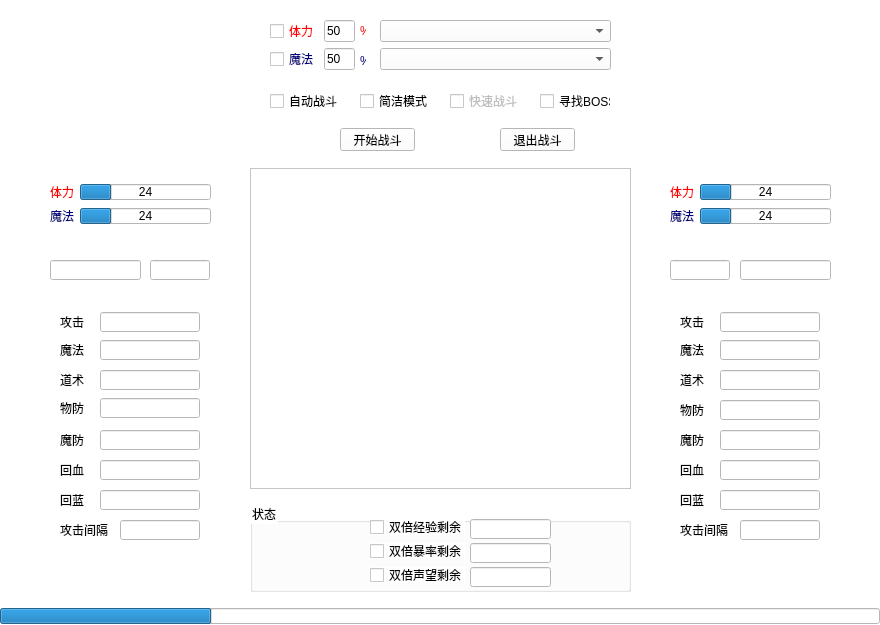
First picture: the form in code/mirror/fight_fight.ui, repository simon0xia/mirror, before the edit.
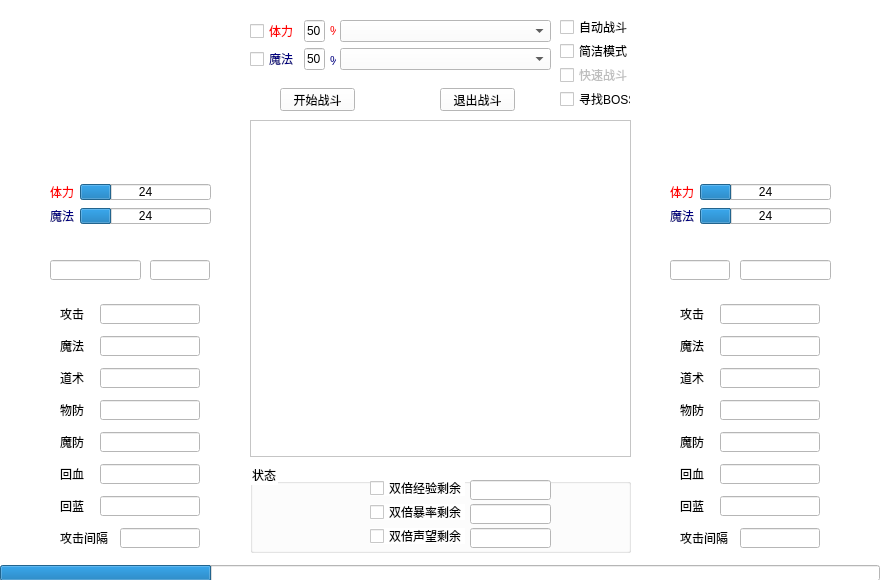
Second picture: the form after the edit. Icons and pictures are not drawn.

The edit to the form file:
```diff
--- a/code/mirror/fight_fight.ui
+++ b/code/mirror/fight_fight.ui
@@ -7,7 +7,7 @@
     <x>0</x>
     <y>0</y>
     <width>880</width>
-    <height>625</height>
+    <height>580</height>
    </rect>
   </property>
   <property name="windowTitle">
@@ -20,17 +20,17 @@
    <property name="geometry">
     <rect>
      <x>250</x>
-     <y>168</y>
+     <y>120</y>
      <width>381</width>
-     <height>321</height>
+     <height>337</height>
     </rect>
    </property>
   </widget>
   <widget class="QPushButton" name="btn_quit">
    <property name="geometry">
     <rect>
-     <x>500</x>
-     <y>128</y>
+     <x>440</x>
+     <y>88</y>
      <width>75</width>
      <height>23</height>
     </rect>
@@ -42,8 +42,8 @@
   <widget class="QPushButton" name="btn_start">
    <property name="geometry">
     <rect>
-     <x>340</x>
-     <y>128</y>
+     <x>280</x>
+     <y>88</y>
      <width>75</width>
      <height>23</height>
     </rect>
@@ -55,8 +55,8 @@
   <widget class="QCheckBox" name="checkBox_auto">
    <property name="geometry">
     <rect>
-     <x>270</x>
-     <y>90</y>
+     <x>560</x>
+     <y>16</y>
      <width>71</width>
      <height>22</height>
     </rect>
@@ -68,7 +68,7 @@
   <widget class="QCheckBox" name="checkBox_hp">
    <property name="geometry">
     <rect>
-     <x>270</x>
+     <x>250</x>
      <y>20</y>
      <width>51</width>
      <height>22</height>
@@ -84,7 +84,7 @@
   <widget class="QCheckBox" name="checkBox_mp">
    <property name="geometry">
     <rect>
-     <x>270</x>
+     <x>250</x>
      <y>48</y>
      <width>51</width>
      <height>22</height>
@@ -100,9 +100,9 @@
   <widget class="QComboBox" name="comboBox_hp">
    <property name="geometry">
     <rect>
-     <x>380</x>
+     <x>340</x>
      <y>20</y>
-     <width>231</width>
+     <width>211</width>
      <height>22</height>
     </rect>
    </property>
@@ -110,9 +110,9 @@
   <widget class="QComboBox" name="comboBox_mp">
    <property name="geometry">
     <rect>
-     <x>380</x>
+     <x>340</x>
      <y>48</y>
-     <width>231</width>
+     <width>211</width>
      <height>22</height>
     </rect>
    </property>
@@ -120,8 +120,8 @@
   <widget class="QCheckBox" name="checkBox_concise">
    <property name="geometry">
     <rect>
-     <x>360</x>
-     <y>90</y>
+     <x>560</x>
+     <y>40</y>
      <width>71</width>
      <height>22</height>
     </rect>
@@ -136,8 +136,8 @@
    </property>
    <property name="geometry">
     <rect>
-     <x>450</x>
-     <y>90</y>
+     <x>560</x>
+     <y>64</y>
      <width>71</width>
      <height>22</height>
     </rect>
@@ -213,9 +213,9 @@
   <widget class="QLineEdit" name="edit_hp">
    <property name="geometry">
     <rect>
-     <x>324</x>
+     <x>304</x>
      <y>20</y>
-     <width>31</width>
+     <width>21</width>
      <height>22</height>
     </rect>
    </property>
@@ -232,9 +232,9 @@
   <widget class="QLineEdit" name="edit_mp">
    <property name="geometry">
     <rect>
-     <x>324</x>
+     <x>304</x>
      <y>48</y>
-     <width>31</width>
+     <width>21</width>
      <height>22</height>
     </rect>
    </property>
@@ -275,7 +275,7 @@
    <property name="geometry">
     <rect>
      <x>100</x>
-     <y>312</y>
+     <y>304</y>
      <width>100</width>
      <height>20</height>
     </rect>
@@ -288,7 +288,7 @@
    <property name="geometry">
     <rect>
      <x>60</x>
-     <y>312</y>
+     <y>304</y>
      <width>24</width>
      <height>20</height>
     </rect>
@@ -301,7 +301,7 @@
    <property name="geometry">
     <rect>
      <x>60</x>
-     <y>340</y>
+     <y>336</y>
      <width>24</width>
      <height>20</height>
     </rect>
@@ -314,7 +314,7 @@
    <property name="geometry">
     <rect>
      <x>60</x>
-     <y>370</y>
+     <y>368</y>
      <width>24</width>
      <height>20</height>
     </rect>
@@ -327,7 +327,7 @@
    <property name="geometry">
     <rect>
      <x>60</x>
-     <y>460</y>
+     <y>464</y>
      <width>24</width>
      <height>20</height>
     </rect>
@@ -340,7 +340,7 @@
    <property name="geometry">
     <rect>
      <x>60</x>
-     <y>430</y>
+     <y>432</y>
      <width>24</width>
      <height>20</height>
     </rect>
@@ -353,7 +353,7 @@
    <property name="geometry">
     <rect>
      <x>60</x>
-     <y>398</y>
+     <y>400</y>
      <width>24</width>
      <height>20</height>
     </rect>
@@ -366,7 +366,7 @@
    <property name="geometry">
     <rect>
      <x>60</x>
-     <y>490</y>
+     <y>496</y>
      <width>24</width>
      <height>20</height>
     </rect>
@@ -379,7 +379,7 @@
    <property name="geometry">
     <rect>
      <x>60</x>
-     <y>520</y>
+     <y>528</y>
      <width>48</width>
      <height>20</height>
     </rect>
@@ -392,7 +392,7 @@
    <property name="geometry">
     <rect>
      <x>100</x>
-     <y>340</y>
+     <y>336</y>
      <width>100</width>
      <height>20</height>
     </rect>
@@ -405,7 +405,7 @@
    <property name="geometry">
     <rect>
      <x>100</x>
-     <y>370</y>
+     <y>368</y>
      <width>100</width>
      <height>20</height>
     </rect>
@@ -418,7 +418,7 @@
    <property name="geometry">
     <rect>
      <x>100</x>
-     <y>398</y>
+     <y>400</y>
      <width>100</width>
      <height>20</height>
     </rect>
@@ -431,7 +431,7 @@
    <property name="geometry">
     <rect>
      <x>100</x>
-     <y>430</y>
+     <y>432</y>
      <width>100</width>
      <height>20</height>
     </rect>
@@ -444,7 +444,7 @@
    <property name="geometry">
     <rect>
      <x>100</x>
-     <y>460</y>
+     <y>464</y>
      <width>100</width>
      <height>20</height>
     </rect>
@@ -457,7 +457,7 @@
    <property name="geometry">
     <rect>
      <x>100</x>
-     <y>490</y>
+     <y>496</y>
      <width>100</width>
      <height>20</height>
     </rect>
@@ -470,7 +470,7 @@
    <property name="geometry">
     <rect>
      <x>120</x>
-     <y>520</y>
+     <y>528</y>
      <width>80</width>
      <height>20</height>
     </rect>
@@ -483,7 +483,7 @@
    <property name="geometry">
     <rect>
      <x>720</x>
-     <y>430</y>
+     <y>432</y>
      <width>100</width>
      <height>20</height>
     </rect>
@@ -496,7 +496,7 @@
    <property name="geometry">
     <rect>
      <x>720</x>
-     <y>460</y>
+     <y>464</y>
      <width>100</width>
      <height>20</height>
     </rect>
@@ -509,7 +509,7 @@
    <property name="geometry">
     <rect>
      <x>680</x>
-     <y>312</y>
+     <y>304</y>
      <width>24</width>
      <height>20</height>
     </rect>
@@ -522,7 +522,7 @@
    <property name="geometry">
     <rect>
      <x>680</x>
-     <y>430</y>
+     <y>432</y>
      <width>24</width>
      <height>20</height>
     </rect>
@@ -535,7 +535,7 @@
    <property name="geometry">
     <rect>
      <x>720</x>
-     <y>490</y>
+     <y>496</y>
      <width>100</width>
      <height>20</height>
     </rect>
@@ -561,7 +561,7 @@
    <property name="geometry">
     <rect>
      <x>740</x>
-     <y>520</y>
+     <y>528</y>
      <width>80</width>
      <height>20</height>
     </rect>
@@ -574,7 +574,7 @@
    <property name="geometry">
     <rect>
      <x>720</x>
-     <y>312</y>
+     <y>304</y>
      <width>100</width>
      <height>20</height>
     </rect>
@@ -600,7 +600,7 @@
    <property name="geometry">
     <rect>
      <x>720</x>
-     <y>340</y>
+     <y>336</y>
      <width>100</width>
      <height>20</height>
     </rect>
@@ -613,7 +613,7 @@
    <property name="geometry">
     <rect>
      <x>680</x>
-     <y>490</y>
+     <y>496</y>
      <width>24</width>
      <height>20</height>
     </rect>
@@ -626,7 +626,7 @@
    <property name="geometry">
     <rect>
      <x>680</x>
-     <y>340</y>
+     <y>336</y>
      <width>24</width>
      <height>20</height>
     </rect>
@@ -639,7 +639,7 @@
    <property name="geometry">
     <rect>
      <x>680</x>
-     <y>520</y>
+     <y>528</y>
      <width>48</width>
      <height>20</height>
     </rect>
@@ -652,7 +652,7 @@
    <property name="geometry">
     <rect>
      <x>680</x>
-     <y>460</y>
+     <y>464</y>
      <width>24</width>
      <height>20</height>
     </rect>
@@ -799,7 +799,7 @@
    <property name="geometry">
     <rect>
      <x>250</x>
-     <y>503</y>
+     <y>464</y>
      <width>381</width>
      <height>89</height>
     </rect>
@@ -890,7 +890,7 @@
    <property name="geometry">
     <rect>
      <x>0</x>
-     <y>608</y>
+     <y>565</y>
      <width>880</width>
      <height>16</height>
     </rect>
@@ -905,7 +905,7 @@
   <widget class="QLabel" name="label_35">
    <property name="geometry">
     <rect>
-     <x>360</x>
+     <x>330</x>
      <y>20</y>
      <width>6</width>
      <height>22</height>
@@ -921,7 +921,7 @@
   <widget class="QLabel" name="label_36">
    <property name="geometry">
     <rect>
-     <x>360</x>
+     <x>330</x>
      <y>50</y>
      <width>6</width>
      <height>22</height>
@@ -938,7 +938,7 @@
    <property name="geometry">
     <rect>
      <x>680</x>
-     <y>370</y>
+     <y>368</y>
      <width>24</width>
      <height>20</height>
     </rect>
@@ -951,7 +951,7 @@
    <property name="geometry">
     <rect>
      <x>720</x>
-     <y>370</y>
+     <y>368</y>
      <width>100</width>
      <height>20</height>
     </rect>
@@ -966,8 +966,8 @@
    </property>
    <property name="geometry">
     <rect>
-     <x>540</x>
-     <y>90</y>
+     <x>560</x>
+     <y>88</y>
      <width>71</width>
      <height>22</height>
     </rect>
```
